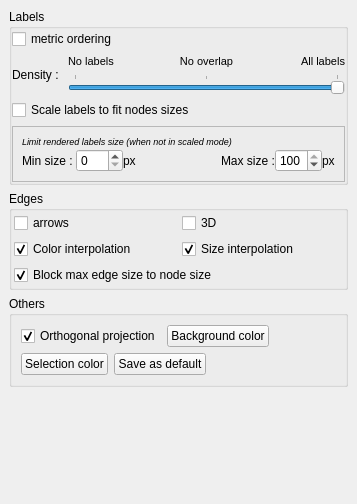
First picture: the form in library/tulip-gui/designer/RenderingParametersDialog.ui, repository vadivelselvaraj/TulipGLImprovement, before the edit.
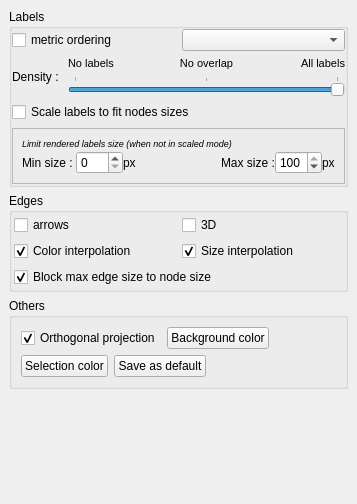
Second picture: the form after the edit.

Commit message: port of commit #5780: added the possibility to define which double property to use for the metric ordering of the labels (instead of having to copy the desired values to viewMetric)

```diff
--- a/library/tulip-gui/designer/RenderingParametersDialog.ui
+++ b/library/tulip-gui/designer/RenderingParametersDialog.ui
@@ -43,17 +43,24 @@
       <item row="3" column="0" >
        <layout class="QVBoxLayout" name="verticalLayout" >
         <item>
-         <widget class="QCheckBox" name="ordering" >
-          <property name="focusPolicy" >
-           <enum>Qt::StrongFocus</enum>
-          </property>
-          <property name="toolTip" >
-           <string>Use viewMetric decreasing order as display order</string>
-          </property>
-          <property name="text" >
-           <string>metric ordering</string>
-          </property>
-         </widget>
+         <layout class="QHBoxLayout" name="horizontalLayout_6">
+          <item>
+           <widget class="QCheckBox" name="ordering">
+            <property name="focusPolicy">
+             <enum>Qt::StrongFocus</enum>
+            </property>
+            <property name="toolTip">
+             <string>Use viewMetric decreasing order as display order</string>
+            </property>
+            <property name="text">
+             <string>metric ordering</string>
+            </property>
+           </widget>
+          </item>
+          <item>
+           <widget class="QComboBox" name="orderingProperty"/>
+          </item>
+         </layout>
         </item>
         <item>
          <layout class="QHBoxLayout" name="horizontalLayout_2" >
```
Left out of the diff: 371 changed lines with no effect on the pictures. The commit also changes 6 other files.
